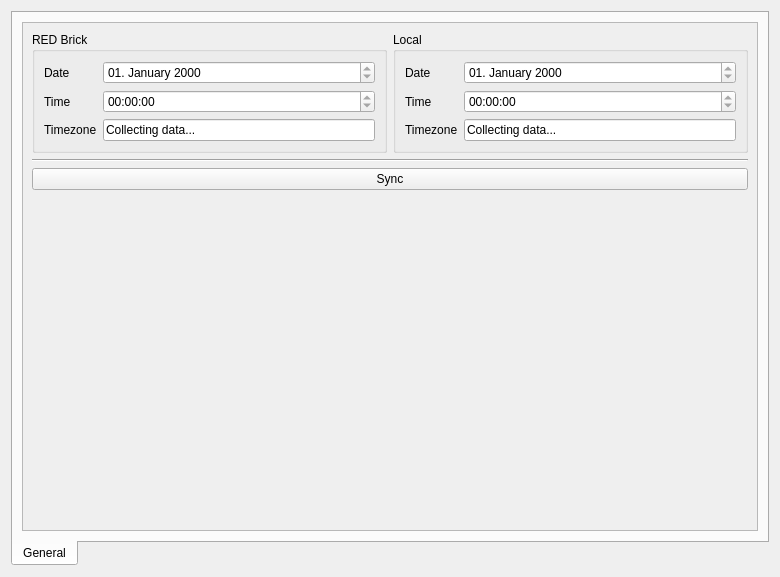
Tinkerforge/brickv, file src/brickv/plugin_system/plugins/red/ui/red_tab_settings_datetime.ui: the form before one commit.
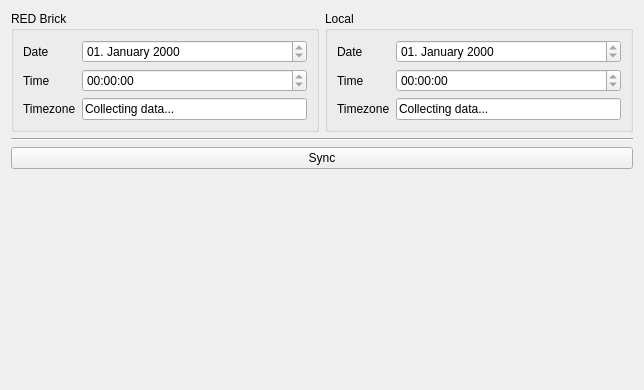
The form after the commit.

Commit message: red-brick: Cleanup and unify layout of settings tab toolboxes

Patch:
```diff
--- a/src/brickv/plugin_system/plugins/red/ui/red_tab_settings_datetime.ui
+++ b/src/brickv/plugin_system/plugins/red/ui/red_tab_settings_datetime.ui
@@ -6,43 +6,17 @@
    <rect>
     <x>0</x>
     <y>0</y>
-    <width>780</width>
-    <height>577</height>
+    <width>644</width>
+    <height>390</height>
    </rect>
   </property>
   <property name="windowTitle">
    <string>Form</string>
   </property>
+  <layout class="QVBoxLayout" name="verticalLayout_2">
+   <item>
   <layout class="QVBoxLayout" name="verticalLayout">
    <item>
-    <widget class="QTabWidget" name="twidget_datetime">
-     <property name="tabPosition">
-      <enum>QTabWidget::South</enum>
-     </property>
-     <property name="currentIndex">
-      <number>0</number>
-     </property>
-     <widget class="QWidget" name="tab_timedate_gen">
-      <attribute name="title">
-       <string>General</string>
-      </attribute>
-      <layout class="QHBoxLayout" name="horizontalLayout_9">
-       <item>
-        <widget class="QScrollArea" name="scrollArea_8">
-         <property name="widgetResizable">
-          <bool>true</bool>
-         </property>
-         <widget class="QWidget" name="scrollAreaWidgetContents_9">
-          <property name="geometry">
-           <rect>
-            <x>0</x>
-            <y>0</y>
-            <width>738</width>
-            <height>506</height>
-           </rect>
-          </property>
-          <layout class="QVBoxLayout" name="verticalLayout_11">
-           <item>
             <layout class="QHBoxLayout" name="horizontalLayout_4">
              <item>
               <widget class="QGroupBox" name="groupBox_3">
@@ -244,21 +218,26 @@
              <property name="sizeHint" stdset="0">
               <size>
                <width>20</width>
-               <height>40</height>
+         <height>0</height>
               </size>
              </property>
             </spacer>
            </item>
           </layout>
-         </widget>
-        </widget>
-       </item>
-      </layout>
-     </widget>
-    </widget>
-   </item>
-  </layout>
- </widget>
+   </item>
+  </layout>
+  <zorder>verticalSpacer_7</zorder>
+  <zorder>verticalLayoutWidget</zorder>
+ </widget>
+ <tabstops>
+  <tabstop>time_date_red</tabstop>
+  <tabstop>time_date_local</tabstop>
+  <tabstop>time_time_red</tabstop>
+  <tabstop>time_time_local</tabstop>
+  <tabstop>time_timezone_red</tabstop>
+  <tabstop>time_timezone_local</tabstop>
+  <tabstop>time_sync_button</tabstop>
+ </tabstops>
  <resources/>
  <connections/>
 </ui>
```
Lines whose indentation alone changed are shown as unchanged. The commit also changes 7 other files.
